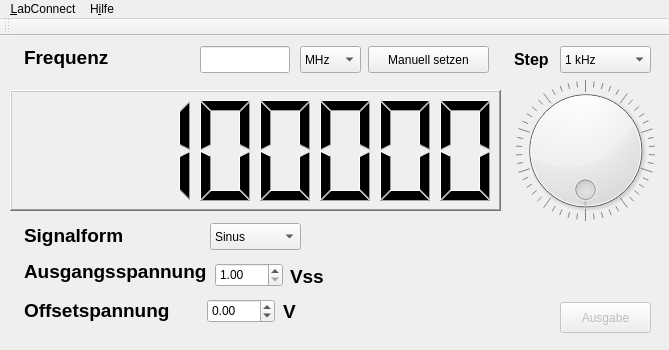
Old version of the form LabConnect.ui in the repository LabConnect/Interface.
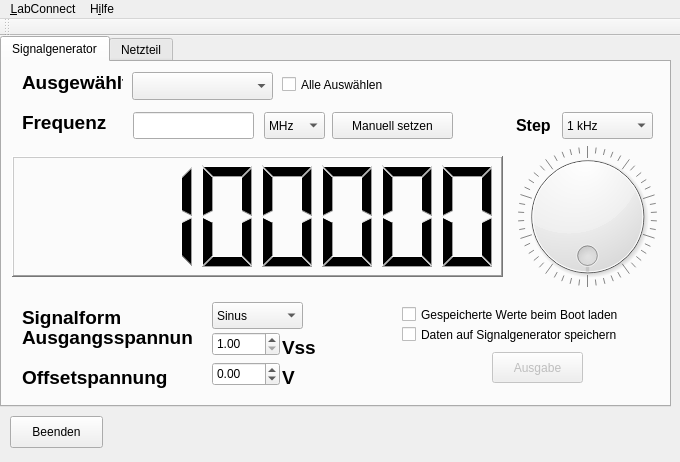
New version of the form.

The edit to the form file:
```diff
--- a/LabConnect.ui
+++ b/LabConnect.ui
@@ -9,8 +9,8 @@
    <rect>
     <x>0</x>
     <y>0</y>
-    <width>669</width>
-    <height>350</height>
+    <width>680</width>
+    <height>462</height>
    </rect>
   </property>
   <property name="acceptDrops">
@@ -20,11 +20,47 @@
    <string>LabConnect</string>
   </property>
   <widget class="QWidget" name="centralWidget">
+   <widget class="QTabWidget" name="tabWidget">
+    <property name="geometry">
+     <rect>
+      <x>0</x>
+      <y>0</y>
+      <width>671</width>
+      <height>371</height>
+     </rect>
+    </property>
+    <property name="currentIndex">
+     <number>0</number>
+    </property>
+    <widget class="QWidget" name="tab">
+     <attribute name="title">
+      <string>Signalgenerator</string>
+     </attribute>
+     <widget class="QLabel" name="label_6">
+      <property name="geometry">
+       <rect>
+        <x>280</x>
+        <y>300</y>
+        <width>16</width>
+        <height>31</height>
+       </rect>
+      </property>
+      <property name="font">
+       <font>
+        <pointsize>14</pointsize>
+        <weight>75</weight>
+        <bold>true</bold>
+       </font>
+      </property>
+      <property name="text">
+       <string>V</string>
+      </property>
+     </widget>
    <widget class="QDial" name="dial">
     <property name="geometry">
      <rect>
       <x>510</x>
-      <y>44</y>
+        <y>84</y>
       <width>151</width>
       <height>141</height>
      </rect>
@@ -45,11 +81,82 @@
      <bool>true</bool>
     </property>
    </widget>
+     <widget class="QDoubleSpinBox" name="u_out">
+      <property name="geometry">
+       <rect>
+        <x>210</x>
+        <y>270</y>
+        <width>68</width>
+        <height>24</height>
+       </rect>
+      </property>
+      <property name="minimum">
+       <double>1.000000000000000</double>
+      </property>
+      <property name="maximum">
+       <double>12.000000000000000</double>
+      </property>
+      <property name="singleStep">
+       <double>0.050000000000000</double>
+      </property>
+     </widget>
+     <widget class="QDoubleSpinBox" name="u_offset">
+      <property name="geometry">
+       <rect>
+        <x>210</x>
+        <y>300</y>
+        <width>68</width>
+        <height>24</height>
+       </rect>
+      </property>
+      <property name="minimum">
+       <double>-6.000000000000000</double>
+      </property>
+      <property name="maximum">
+       <double>6.000000000000000</double>
+      </property>
+      <property name="singleStep">
+       <double>0.100000000000000</double>
+      </property>
+     </widget>
+     <widget class="QPushButton" name="pushButton">
+      <property name="geometry">
+       <rect>
+        <x>330</x>
+        <y>50</y>
+        <width>121</width>
+        <height>27</height>
+       </rect>
+      </property>
+      <property name="text">
+       <string>Manuell setzen</string>
+      </property>
+     </widget>
+     <widget class="QLabel" name="label_5">
+      <property name="geometry">
+       <rect>
+        <x>20</x>
+        <y>300</y>
+        <width>171</width>
+        <height>31</height>
+       </rect>
+      </property>
+      <property name="font">
+       <font>
+        <pointsize>14</pointsize>
+        <weight>75</weight>
+        <bold>true</bold>
+       </font>
+      </property>
+      <property name="text">
+       <string>Offsetspannung</string>
+      </property>
+     </widget>
    <widget class="QLCDNumber" name="lcdNumber">
     <property name="geometry">
      <rect>
       <x>10</x>
-      <y>54</y>
+        <y>94</y>
       <width>491</width>
       <height>121</height>
      </rect>
@@ -82,12 +189,48 @@
      <number>100000</number>
     </property>
    </widget>
+     <widget class="QLabel" name="label_4">
+      <property name="geometry">
+       <rect>
+        <x>20</x>
+        <y>260</y>
+        <width>171</width>
+        <height>31</height>
+       </rect>
+      </property>
+      <property name="font">
+       <font>
+        <pointsize>14</pointsize>
+        <weight>75</weight>
+        <bold>true</bold>
+       </font>
+      </property>
+      <property name="text">
+       <string>Ausgangsspannung</string>
+      </property>
+     </widget>
+     <widget class="QPushButton" name="commit_button">
+      <property name="enabled">
+       <bool>false</bool>
+      </property>
+      <property name="geometry">
+       <rect>
+        <x>490</x>
+        <y>290</y>
+        <width>91</width>
+        <height>31</height>
+       </rect>
+      </property>
+      <property name="text">
+       <string>Ausgabe</string>
+      </property>
+     </widget>
    <widget class="QLabel" name="label">
     <property name="geometry">
      <rect>
-      <x>24</x>
-      <y>11</y>
-      <width>111</width>
+        <x>20</x>
+        <y>50</y>
+        <width>91</width>
       <height>21</height>
      </rect>
     </property>
@@ -102,31 +245,67 @@
      <string>Frequenz</string>
     </property>
    </widget>
-   <widget class="QLabel" name="label_3">
+     <widget class="QComboBox" name="form_out">
     <property name="geometry">
      <rect>
-      <x>514</x>
-      <y>8</y>
-      <width>51</width>
-      <height>31</height>
-     </rect>
-    </property>
-    <property name="font">
-     <font>
-      <pointsize>12</pointsize>
-      <weight>75</weight>
-      <bold>true</bold>
-     </font>
-    </property>
+        <x>210</x>
+        <y>240</y>
+        <width>91</width>
+        <height>27</height>
+       </rect>
+      </property>
+      <property name="currentIndex">
+       <number>0</number>
+      </property>
+      <item>
     <property name="text">
-     <string>Step</string>
-    </property>
+        <string>Sinus</string>
+       </property>
+      </item>
+      <item>
+       <property name="text">
+        <string>Dreieck</string>
+       </property>
+      </item>
+      <item>
+       <property name="text">
+        <string>Rechteck</string>
+       </property>
+      </item>
+     </widget>
+     <widget class="QComboBox" name="comboBox_2">
+      <property name="geometry">
+       <rect>
+        <x>262</x>
+        <y>50</y>
+        <width>61</width>
+        <height>27</height>
+       </rect>
+      </property>
+      <property name="currentIndex">
+       <number>2</number>
+      </property>
+      <item>
+       <property name="text">
+        <string>Hz</string>
+       </property>
+      </item>
+      <item>
+       <property name="text">
+        <string>kHz</string>
+       </property>
+      </item>
+      <item>
+       <property name="text">
+        <string>MHz</string>
+       </property>
+      </item>
    </widget>
    <widget class="QComboBox" name="comboBox">
     <property name="geometry">
      <rect>
       <x>560</x>
-      <y>10</y>
+        <y>50</y>
       <width>91</width>
       <height>27</height>
      </rect>
@@ -200,78 +379,21 @@
      </property>
     </item>
    </widget>
-   <widget class="QPushButton" name="pushButton">
-    <property name="geometry">
-     <rect>
-      <x>368</x>
-      <y>10</y>
-      <width>121</width>
-      <height>27</height>
-     </rect>
-    </property>
-    <property name="text">
-     <string>Manuell setzen</string>
-    </property>
-   </widget>
    <widget class="QLineEdit" name="lineEdit">
     <property name="geometry">
      <rect>
-      <x>200</x>
-      <y>10</y>
-      <width>90</width>
+        <x>131</x>
+        <y>50</y>
+        <width>121</width>
       <height>27</height>
      </rect>
     </property>
    </widget>
-   <widget class="QComboBox" name="comboBox_2">
-    <property name="geometry">
-     <rect>
-      <x>300</x>
-      <y>10</y>
-      <width>61</width>
-      <height>27</height>
-     </rect>
-    </property>
-    <property name="currentIndex">
-     <number>2</number>
-    </property>
-    <item>
-     <property name="text">
-      <string>Hz</string>
-     </property>
-    </item>
-    <item>
-     <property name="text">
-      <string>kHz</string>
-     </property>
-    </item>
-    <item>
-     <property name="text">
-      <string>MHz</string>
-     </property>
-    </item>
-   </widget>
-   <widget class="QPushButton" name="commit_button">
-    <property name="enabled">
-     <bool>false</bool>
-    </property>
-    <property name="geometry">
-     <rect>
-      <x>560</x>
-      <y>266</y>
-      <width>91</width>
-      <height>31</height>
-     </rect>
-    </property>
-    <property name="text">
-     <string>Ausgabe</string>
-    </property>
-   </widget>
    <widget class="QLabel" name="label_2">
     <property name="geometry">
      <rect>
-      <x>24</x>
-      <y>184</y>
+        <x>20</x>
+        <y>240</y>
       <width>121</width>
       <height>31</height>
      </rect>
@@ -287,137 +409,31 @@
      <string>Signalform</string>
     </property>
    </widget>
-   <widget class="QComboBox" name="form_out">
+     <widget class="QLabel" name="label_3">
     <property name="geometry">
      <rect>
-      <x>210</x>
-      <y>187</y>
-      <width>91</width>
-      <height>27</height>
-     </rect>
-    </property>
-    <property name="currentIndex">
-     <number>0</number>
-    </property>
-    <item>
-     <property name="text">
-      <string>Sinus</string>
-     </property>
-    </item>
-    <item>
-     <property name="text">
-      <string>Dreieck</string>
-     </property>
-    </item>
-    <item>
-     <property name="text">
-      <string>Rechteck</string>
-     </property>
-    </item>
-   </widget>
-   <widget class="QLabel" name="label_4">
-    <property name="geometry">
-     <rect>
-      <x>24</x>
-      <y>220</y>
-      <width>221</width>
+        <x>514</x>
+        <y>48</y>
+        <width>51</width>
       <height>31</height>
      </rect>
     </property>
     <property name="font">
      <font>
-      <pointsize>14</pointsize>
+        <pointsize>12</pointsize>
       <weight>75</weight>
       <bold>true</bold>
      </font>
     </property>
     <property name="text">
-     <string>Ausgangsspannung</string>
-    </property>
-   </widget>
-   <widget class="QLabel" name="label_5">
-    <property name="geometry">
-     <rect>
-      <x>24</x>
-      <y>259</y>
-      <width>171</width>
-      <height>31</height>
-     </rect>
-    </property>
-    <property name="font">
-     <font>
-      <pointsize>14</pointsize>
-      <weight>75</weight>
-      <bold>true</bold>
-     </font>
-    </property>
-    <property name="text">
-     <string>Offsetspannung</string>
-    </property>
-   </widget>
-   <widget class="QDoubleSpinBox" name="u_out">
-    <property name="geometry">
-     <rect>
-      <x>215</x>
-      <y>227</y>
-      <width>68</width>
-      <height>24</height>
-     </rect>
-    </property>
-    <property name="minimum">
-     <double>1.000000000000000</double>
-    </property>
-    <property name="maximum">
-     <double>12.000000000000000</double>
-    </property>
-    <property name="singleStep">
-     <double>0.050000000000000</double>
-    </property>
-   </widget>
-   <widget class="QDoubleSpinBox" name="u_offset">
-    <property name="geometry">
-     <rect>
-      <x>207</x>
-      <y>263</y>
-      <width>68</width>
-      <height>24</height>
-     </rect>
-    </property>
-    <property name="minimum">
-     <double>-6.000000000000000</double>
-    </property>
-    <property name="maximum">
-     <double>6.000000000000000</double>
-    </property>
-    <property name="singleStep">
-     <double>0.100000000000000</double>
-    </property>
-   </widget>
-   <widget class="QLabel" name="label_6">
-    <property name="geometry">
-     <rect>
-      <x>283</x>
-      <y>260</y>
-      <width>16</width>
-      <height>31</height>
-     </rect>
-    </property>
-    <property name="font">
-     <font>
-      <pointsize>14</pointsize>
-      <weight>75</weight>
-      <bold>true</bold>
-     </font>
-    </property>
-    <property name="text">
-     <string>V</string>
+       <string>Step</string>
     </property>
    </widget>
    <widget class="QLabel" name="label_7">
     <property name="geometry">
      <rect>
-      <x>290</x>
-      <y>225</y>
+        <x>280</x>
+        <y>270</y>
       <width>41</width>
       <height>31</height>
      </rect>
@@ -433,13 +449,187 @@
      <string>Vss</string>
     </property>
    </widget>
+     <widget class="QComboBox" name="comboBox_3">
+      <property name="geometry">
+       <rect>
+        <x>130</x>
+        <y>10</y>
+        <width>141</width>
+        <height>28</height>
+       </rect>
+      </property>
+     </widget>
+     <widget class="QLabel" name="label_8">
+      <property name="geometry">
+       <rect>
+        <x>20</x>
+        <y>10</y>
+        <width>101</width>
+        <height>21</height>
+       </rect>
+      </property>
+      <property name="font">
+       <font>
+        <pointsize>14</pointsize>
+        <weight>75</weight>
+        <bold>true</bold>
+       </font>
+      </property>
+      <property name="text">
+       <string>Ausgewählt</string>
+      </property>
+     </widget>
+     <widget class="QCheckBox" name="checkBox">
+      <property name="geometry">
+       <rect>
+        <x>280</x>
+        <y>10</y>
+        <width>121</width>
+        <height>25</height>
+       </rect>
+      </property>
+      <property name="text">
+       <string>Alle Auswählen</string>
+      </property>
+     </widget>
+     <widget class="QCheckBox" name="checkBox_2">
+      <property name="geometry">
+       <rect>
+        <x>400</x>
+        <y>260</y>
+        <width>251</width>
+        <height>25</height>
+       </rect>
+      </property>
+      <property name="text">
+       <string>Daten auf Signalgenerator speichern</string>
+      </property>
+     </widget>
+     <widget class="QCheckBox" name="checkBox_5">
+      <property name="geometry">
+       <rect>
+        <x>400</x>
+        <y>240</y>
+        <width>251</width>
+        <height>25</height>
+       </rect>
+      </property>
+      <property name="text">
+       <string>Gespeicherte Werte beim Boot laden</string>
+      </property>
+     </widget>
+    </widget>
+    <widget class="QWidget" name="tab_2">
+     <attribute name="title">
+      <string>Netzteil</string>
+     </attribute>
+     <widget class="QCheckBox" name="checkBox_3">
+      <property name="geometry">
+       <rect>
+        <x>400</x>
+        <y>260</y>
+        <width>251</width>
+        <height>25</height>
+       </rect>
+      </property>
+      <property name="text">
+       <string>Daten auf Signalgenerator speichern</string>
+      </property>
+     </widget>
+     <widget class="QCheckBox" name="checkBox_4">
+      <property name="geometry">
+       <rect>
+        <x>280</x>
+        <y>10</y>
+        <width>121</width>
+        <height>25</height>
+       </rect>
+      </property>
+      <property name="text">
+       <string>Alle Auswählen</string>
+      </property>
+     </widget>
+     <widget class="QLabel" name="label_9">
+      <property name="geometry">
+       <rect>
+        <x>20</x>
+        <y>10</y>
+        <width>101</width>
+        <height>21</height>
+       </rect>
+      </property>
+      <property name="font">
+       <font>
+        <pointsize>14</pointsize>
+        <weight>75</weight>
+        <bold>true</bold>
+       </font>
+      </property>
+      <property name="text">
+       <string>Ausgewählt</string>
+      </property>
+     </widget>
+     <widget class="QPushButton" name="commit_button_2">
+      <property name="enabled">
+       <bool>false</bool>
+      </property>
+      <property name="geometry">
+       <rect>
+        <x>490</x>
+        <y>290</y>
+        <width>91</width>
+        <height>31</height>
+       </rect>
+      </property>
+      <property name="text">
+       <string>Ausgabe</string>
+      </property>
+     </widget>
+     <widget class="QComboBox" name="comboBox_4">
+      <property name="geometry">
+       <rect>
+        <x>130</x>
+        <y>10</y>
+        <width>141</width>
+        <height>28</height>
+       </rect>
+      </property>
+     </widget>
+     <widget class="QCheckBox" name="checkBox_6">
+      <property name="geometry">
+       <rect>
+        <x>400</x>
+        <y>240</y>
+        <width>251</width>
+        <height>25</height>
+       </rect>
+      </property>
+      <property name="text">
+       <string>Gespeicherte Werte beim Boot laden</string>
+      </property>
+     </widget>
+    </widget>
+   </widget>
+   <widget class="QPushButton" name="pushButton_2">
+    <property name="geometry">
+     <rect>
+      <x>10</x>
+      <y>380</y>
+      <width>93</width>
+      <height>32</height>
+     </rect>
+    </property>
+    <property name="text">
+     <string>Beenden</string>
+    </property>
+   </widget>
   </widget>
   <widget class="QMenuBar" name="menuBar">
    <property name="geometry">
     <rect>
      <x>0</x>
      <y>0</y>
-     <width>669</width>
+     <width>680</width>
      <height>26</height>
     </rect>
    </property>
```
Lines whose indentation alone changed are shown as unchanged.
